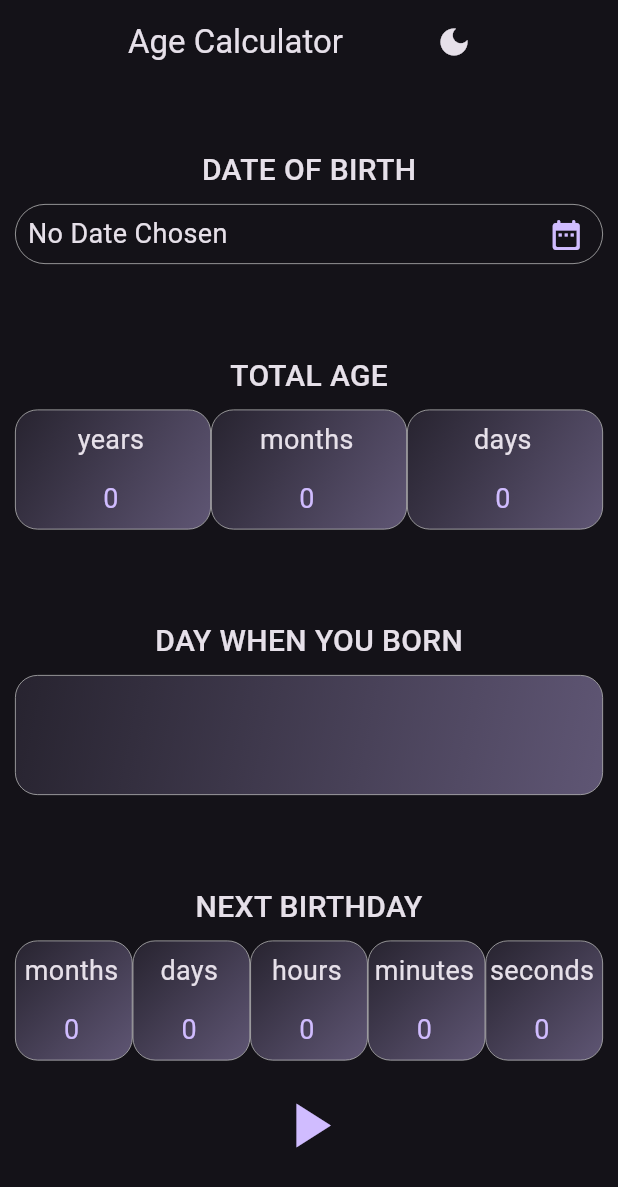
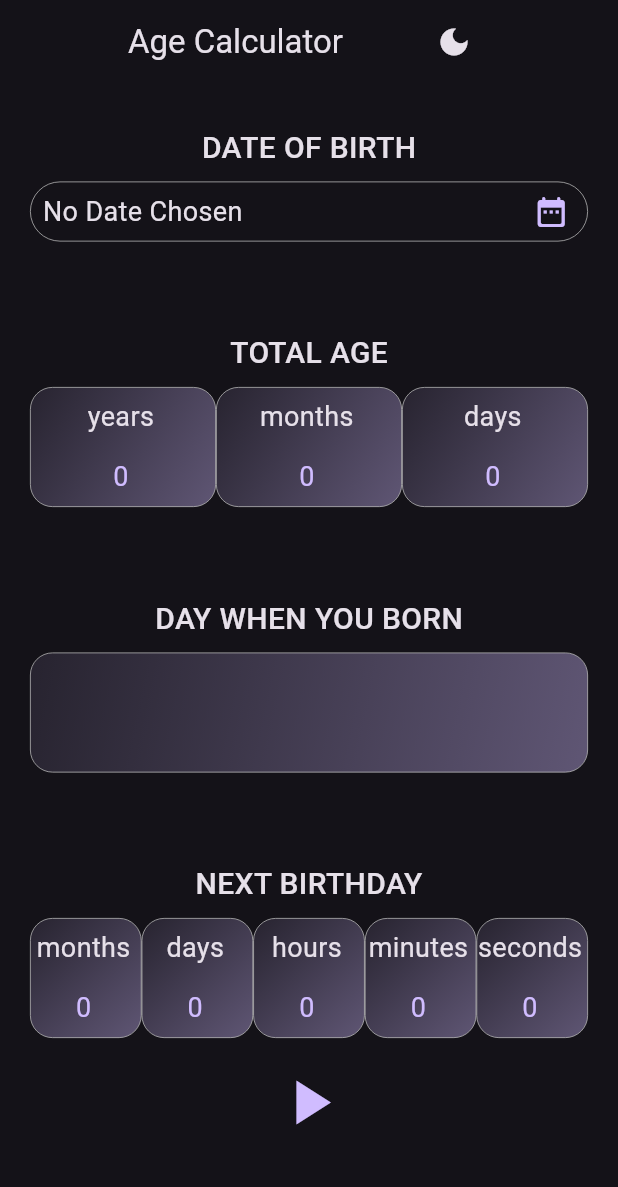
Before and after one commit to salahalshafey/my_age, a Flutter app: the screen it shows after launch, after a tap on the "light mode" icon, on a phone screen of 412 x 824 dp. Shown: the top 1187 px of the screen. Run offline on Flutter 3.47's test engine with Material 2 defaults, Android fonts, the phone set to English and light mode, and no system bars; our stand-ins replace hijri, time.

Commit message:
small fixing

```diff
--- a/lib/main.dart
+++ b/lib/main.dart
@@ -85,14 +85,10 @@ class _MyHomePageState extends State<MyHomePage> {
 
   @override
   Widget build(BuildContext context) {
-    final height = (MediaQuery.of(context).size.height -
-            AppBar().preferredSize.height -
-            MediaQuery.of(context).padding.top -
-            MediaQuery.of(context).padding.bottom) *
-        1;
+    var horizantalPadding = 20.0;
     var width = MediaQuery.of(context).size.width;
     if (width > 800) {
-      width = 800;
+      horizantalPadding += (width - 800) / 2;
     }
 
     return Scaffold(
@@ -107,31 +103,21 @@ class _MyHomePageState extends State<MyHomePage> {
         ),
         centerTitle: true,
       ),
-      body: Center(
-        child: Container(
-          height: height - 10,
-          width: width,
-          alignment: Alignment.topCenter,
-          child: SingleChildScrollView(
-            physics: const BouncingScrollPhysics(),
-            child: Column(
-              crossAxisAlignment: CrossAxisAlignment.center,
+      body: ListView(
+        padding: EdgeInsets.symmetric(horizontal: horizantalPadding),
         children: <Widget>[
-                const SizedBox(height: 30),
+          const SizedBox(height: 20),
           DatePiker(_addBirthDate),
           const SizedBox(height: 50),
           DateViewList('TOTAL AGE', _person.totalAge),
           const SizedBox(height: 50),
           DayWhenYouBorn(_person.dayOfBorn, _person.hijriDate),
           const SizedBox(height: 50),
-                DateViewList(
-                    'NEXT BIRTHDAY', _person.remainingTimeToNextBirthDay),
+          DateViewList('NEXT BIRTHDAY', _person.remainingTimeToNextBirthDay),
           const SizedBox(height: 10),
-                NextBirthDayLive(_addBirthDate, theDate),
+          Align(child: NextBirthDayLive(_addBirthDate, theDate)),
+          const SizedBox(height: 20),
         ],
-            ),
-          ),
-        ),
       ),
     );
   }
--- a/lib/widgets/toggle_theme_button.dart
+++ b/lib/widgets/toggle_theme_button.dart
@@ -1,31 +1,28 @@
 import 'package:flutter/material.dart';
 
-class ToggleThemeButton extends StatefulWidget {
+class ToggleThemeButton extends StatelessWidget {
   const ToggleThemeButton({super.key, required this.setThemeMode});
   final void Function(ThemeMode themeMode) setThemeMode;
 
-  @override
-  State<ToggleThemeButton> createState() => _ToggleThemeButtonState();
-}
-
-class _ToggleThemeButtonState extends State<ToggleThemeButton> {
-  void toggleThemeMode() {
+  void _toggleThemeMode(BuildContext context) {
     if (Theme.of(context).brightness == Brightness.light) {
-      widget.setThemeMode(ThemeMode.dark);
+      setThemeMode(ThemeMode.dark);
     } else {
-      widget.setThemeMode(ThemeMode.light);
+      setThemeMode(ThemeMode.light);
     }
   }
 
   @override
   Widget build(BuildContext context) {
+    final brightness = Theme.of(context).brightness;
+
     return IconButton(
-      onPressed: toggleThemeMode,
-      tooltip: Theme.of(context).brightness == Brightness.dark
+      onPressed: () => _toggleThemeMode(context),
+      tooltip: brightness == Brightness.dark
           ? "Change to Light Mode"
           : "Change to Dark Mode",
       icon: Icon(
-        Theme.of(context).brightness == Brightness.dark
+        brightness == Brightness.dark
             ? Icons.dark_mode //light_mode
             : Icons.light_mode,
       ),
--- a/pubspec.yaml
+++ b/pubspec.yaml
@@ -15,7 +15,7 @@ publish_to: 'none' # Remove this line if you wish to publish to pub.dev
 # In iOS, build-name is used as CFBundleShortVersionString while build-number used as CFBundleVersion.
 # Read more about iOS versioning at
 # https://developer.apple.com/library/archive/documentation/General/Reference/InfoPlistKeyReference/Articles/CoreFoundationKeys.html
-version: 1.0.0+1
+version: 1.7.0+1
 
 environment:
   sdk: ">=2.17.0 <3.0.0"
```
Lines whose indentation alone changed are shown as unchanged.
